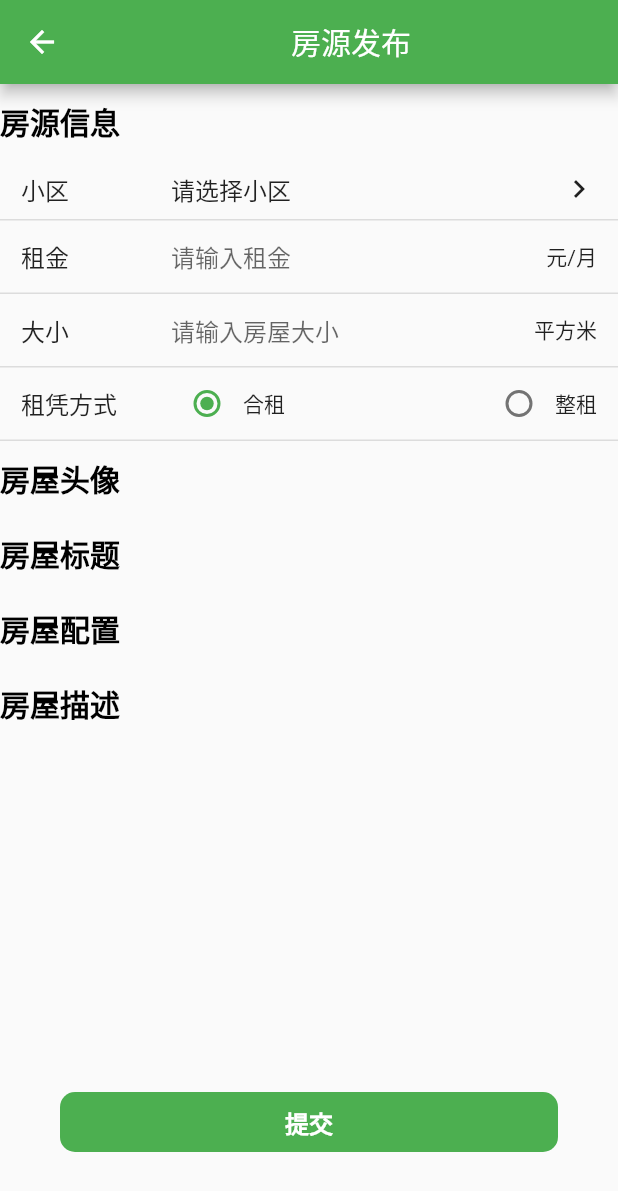
After one commit to yangjinghua01/hook_up_rent1, a Flutter app: the RoomAddPage screen opened directly, on a phone screen of 412 x 824 dp. The commit adds this screen. Shown: the top 1191 px of the screen. Run offline on Flutter 3.47's test engine with Material 2 defaults, Android fonts, the phone set to English and light mode, and no system bars; our stand-ins replace cached_network_image, fluro, flutter_swiper, fluttertoast; network calls fail; statements that could not run were skipped.

Commit message:
发布房源页面更新。完成了最近大小等封装了rommon_radio_from和common——form——item

```diff
--- a/lib/home/tab_profile/function_button_data.dart
+++ b/lib/home/tab_profile/function_button_data.dart
@@ -18,6 +18,6 @@ final List<FunctionButtonItem> list = [
   FunctionButtonItem('static/images/home_profile_wallet.png', '钱包', null),
   FunctionButtonItem('static/images/home_profile_house.png', "房屋管理", (context) {
     bool isLogin = true; // 假设先设置未登录
-    if (isLogin) Navigator.of(context).pushNamed('room_manage');
+    if (isLogin) Navigator.of(context).pushNamed('/roomManager');
   })
 ];
--- a/lib/home/tab_profile/index.dart
+++ b/lib/home/tab_profile/index.dart
@@ -13,7 +13,7 @@ class TabProfile extends StatelessWidget {
   Widget build(BuildContext context) {
     return Scaffold(
       appBar: AppBar(
-        title: Text("wode"),
+        title: Text("我的"),
         actions: [
           IconButton(
               onPressed: () {
--- /dev/null
+++ b/lib/room_add/index.dart
@@ -0,0 +1,90 @@
+import 'package:flutter/cupertino.dart';
+import 'package:flutter/material.dart';
+import 'package:hook_up_rent/widget/common_floating_button.dart';
+import 'package:hook_up_rent/widget/common_form_item.dart';
+import 'package:hook_up_rent/widget/common_radio_form_item.dart';
+import 'package:hook_up_rent/widget/commont_title.dart';
+
+class RoomAddPage extends StatefulWidget {
+  const RoomAddPage({Key? key}) : super(key: key);
+
+  @override
+  _RoomAddPageState createState() => _RoomAddPageState();
+}
+
+class _RoomAddPageState extends State<RoomAddPage> {
+  int rentType = 0; // 租凭方式
+  int decorationType = 0; // 装修
+
+  int roomType = 0; // 户型
+  int floor = 0; // 楼层
+  int oriented = 0; // 朝向
+
+  var titleController = TextEditingController(); // 描述
+  var descController = TextEditingController(); // 描述
+  @override
+  Widget build(BuildContext context) {
+    return Scaffold(
+      appBar: AppBar(
+        title: Center(
+          child: Text("房源发布"),
+        ),
+      ),
+      body: ListView(
+        children: [
+          CommonTitle(title: "房源信息"),
+          CommonFormItem(
+            label: '小区',
+            contentBuilder: (context) {
+              return GestureDetector(
+                behavior: HitTestBehavior.translucent,
+                onTap: () {
+                  Navigator.pushNamed(context, 'search');
+                },
+                child: SizedBox(
+                  height: 40,
+                  child: Row(
+                      mainAxisAlignment: MainAxisAlignment.spaceBetween,
+                      children: const [
+                        Text(
+                          '请选择小区',
+                          style: TextStyle(fontSize: 16),
+                        ),
+                        Icon(Icons.keyboard_arrow_right)
+                      ]),
+                ),
+              );
+            },
+          ),
+          CommonFormItem(
+            label: '租金',
+            suffixText: '元/月',
+            hintText: '请输入租金',
+            controller: TextEditingController(),
+          ),
+          CommonFormItem(
+            label: '大小',
+            suffixText: '平方米',
+            hintText: '请输入房屋大小',
+            controller: TextEditingController(),
+          ),
+          CommonRadioFormItem(
+            label: '租凭方式',
+            options: const ['合租', '整租'],
+            value: rentType,
+            onChange: (index) {
+              setState(() => rentType = index!);
+            },
+          ),
+
+          CommonTitle(title: "房屋头像"),
+          CommonTitle(title: "房屋标题"),
+          CommonTitle(title: "房屋配置"),
+          CommonTitle(title: "房屋描述")
+        ],
+      ),
+      floatingActionButtonLocation: FloatingActionButtonLocation.centerFloat,
+      floatingActionButton: CommonFloatingActionButton("提交", () {}),
+    );
+  }
+}
--- /dev/null
+++ b/lib/room_manage/index.dart
@@ -0,0 +1,52 @@
+import 'package:flutter/cupertino.dart';
+import 'package:flutter/material.dart';
+import 'package:hook_up_rent/home/tab_seach/datalist.dart';
+import 'package:hook_up_rent/widget/common_floating_button.dart';
+import 'package:hook_up_rent/widget/room_list_item_widget.dart';
+
+class RoomManagerPage extends StatefulWidget {
+  const RoomManagerPage({Key? key}) : super(key: key);
+
+  @override
+  _RoomManagerPageState createState() => _RoomManagerPageState();
+}
+
+class _RoomManagerPageState extends State<RoomManagerPage> {
+  @override
+  Widget build(BuildContext context) {
+    return DefaultTabController(
+      length: 2,
+      initialIndex: 0,
+      child: Scaffold(
+        floatingActionButtonLocation: FloatingActionButtonLocation.centerFloat,
+        floatingActionButton: CommonFloatingActionButton(
+          '发布房源',
+              () => Navigator.pushNamed(context, 'room_add'),
+        ),
+        appBar: AppBar(
+          title: const Center(
+            child: Text("房屋管理"),
+          ),
+          bottom: const TabBar(
+            tabs: [
+              Tab(
+                text: "空置",
+              ),
+              Tab(
+                text: "已租",
+              )
+            ],
+          ),
+        ),
+        body: TabBarView(
+          children: [
+            ListView(
+                children: dataList.map((e) => RoomListItem(data: e)).toList()),
+            ListView(
+                children: dataList.map((e) => RoomListItem(data: e)).toList()),
+          ],
+        ),
+      ),
+    );
+  }
+}
--- a/lib/routes.dart
+++ b/lib/routes.dart
@@ -3,7 +3,10 @@ import 'package:flutter/material.dart';
 import 'package:hook_up_rent/home/index.dart';
 import 'package:hook_up_rent/login.dart';
 import 'package:hook_up_rent/register.dart';
+import 'package:hook_up_rent/room_add/index.dart';
 import 'package:hook_up_rent/room_detail/index.dart';
+import 'package:hook_up_rent/room_manage/index.dart';
+import 'package:hook_up_rent/setting.dart';
 
 import 'not_found.dart';
 
@@ -13,7 +16,9 @@ class Routes {
   static String login = '/login';
   static String roomDetal = '/room/:roomId';
   static String register = '/register';
-
+  static String setting = '/setting';
+  static String roomManager = '/roomManager';
+  static String roomAdd ='room_add';
 //2.定义路由处理函数
   static Handler _homeHandler =
       Handler(handlerFunc: (BuildContext context, Map<String, dynamic> params) {
@@ -35,13 +40,27 @@ class Routes {
   Handler(handlerFunc: (BuildContext context, Map<String, dynamic> params) {
     return RegisterPage();
   });
-
+  static Handler _settingHandler =
+  Handler(handlerFunc: (BuildContext context, Map<String, dynamic> params) {
+    return Setting();
+  });
+  static Handler _roomManagerHandler =
+  Handler(handlerFunc: (BuildContext context, Map<String, dynamic> params) {
+    return RoomManagerPage();
+  });
+  static Handler _roomAddHandler =
+  Handler(handlerFunc: (BuildContext context, Map<String, dynamic> params) {
+    return RoomAddPage();
+  });
 //3。编写configureRouter 关联路由名称和处理函数
   static void configureRoutes(FluroRouter router) {
     router.define(home, handler: _homeHandler);
     router.define(login, handler: _loginHandler);
+    router.define(setting, handler: _settingHandler);
     router.define(roomDetal, handler: _roomDetailHandler);
     router.define(register, handler: _registerHandler);
+    router.define(register, handler: _registerHandler);
+    router.define(roomAdd, handler: _roomAddHandler);
     router.notFoundHandler=_notFoundHandler;
   }
 }
--- /dev/null
+++ b/lib/setting.dart
@@ -0,0 +1,25 @@
+import 'package:flutter/cupertino.dart';
+import 'package:flutter/material.dart';
+import 'package:hook_up_rent/utils/common_toast.dart';
+
+class Setting extends StatelessWidget {
+  const Setting({Key? key}) : super(key: key);
+
+  @override
+  Widget build(BuildContext context) {
+    return Scaffold(
+      appBar: AppBar(
+        title: Center(child: Text("设置")),
+      ),
+      body: ListView(
+        children: [
+          RaisedButton(onPressed: (){
+            CommonToast.showToast("已经推出登陆");
+          },
+            child: Text('退出登陆',style: TextStyle(color: Colors.red),),
+          )
+        ],
+      ),
+    );
+  }
+}
--- /dev/null
+++ b/lib/utils/common_toast.dart
@@ -0,0 +1,10 @@
+import 'package:fluttertoast/fluttertoast.dart';
+
+class CommonToast {
+  static showToast(String msg) {
+    Fluttertoast.showToast(
+      msg: msg,
+      gravity: ToastGravity.CENTER,
+    );
+  }
+}
--- /dev/null
+++ b/lib/widget/common_floating_button.dart
@@ -0,0 +1,36 @@
+import 'package:flutter/material.dart';
+
+class CommonFloatingActionButton extends StatelessWidget {
+  final String title;
+  final Function onTap;
+
+  const CommonFloatingActionButton(this.title, this.onTap, {Key? key})
+      : super(key: key);
+
+  // const CommonFloatingActionButton(this.title, this.onTap, {super.key});
+
+  @override
+  Widget build(BuildContext context) {
+    return GestureDetector(
+      onTap: () => onTap(),
+      child: Container(
+        height: 40,
+        margin: const EdgeInsets.all(40),
+        decoration: BoxDecoration(
+          color: Colors.green,
+          borderRadius: BorderRadius.circular(10),
+        ),
+        child: Center(
+          child: Text(
+            title,
+            style: const TextStyle(
+              color: Colors.white,
+              fontSize: 16,
+              fontWeight: FontWeight.w600,
+            ),
+          ),
+        ),
+      ),
+    );
+  }
+}
--- /dev/null
+++ b/lib/widget/common_form_item.dart
@@ -0,0 +1,64 @@
+import 'package:flutter/material.dart';
+
+class CommonFormItem extends StatelessWidget {
+  final String? label;
+  final Widget Function(BuildContext context)? contentBuilder;
+  final Widget? suffix;
+  final String? suffixText;
+  final String? hintText;
+  final ValueChanged? onChanged;
+  final TextEditingController? controller;
+
+  const CommonFormItem({
+    Key? key,
+    this.label,
+    this.contentBuilder,
+    this.suffix,
+    this.suffixText,
+    this.hintText,
+    this.onChanged,
+    this.controller,
+  }) : super(key: key);
+
+  @override
+  Widget build(BuildContext context) {
+    return Container(
+      padding: const EdgeInsets.only(left: 14, right: 14),
+      decoration: BoxDecoration(
+        border: Border(
+          bottom: BorderSide(
+            width: 1,
+            color: Theme.of(context).dividerColor,
+          ),
+        ),
+      ),
+      child: Row(
+        children: [
+          SizedBox(
+            width: 100,
+            child: Text(
+              label ?? '',
+              style: const TextStyle(
+                fontSize: 16,
+                color: Colors.black87,
+              ),
+            ),
+          ),
+          Expanded(
+            child: contentBuilder != null
+                ? contentBuilder!(context)
+                : TextField(
+              controller: controller,
+              decoration: InputDecoration(
+                hintText: hintText ?? '',
+                border: InputBorder.none,
+              ),
+            ),
+          ),
+          if (suffix != null) suffix!,
+          if (suffix == null && suffixText != null) Text(suffixText!),
+        ],
+      ),
+    );
+  }
+}
--- /dev/null
+++ b/lib/widget/common_radio_form_item.dart
@@ -0,0 +1,44 @@
+import 'package:flutter/material.dart';
+import 'common_form_item.dart';
+
+class CommonRadioFormItem extends StatelessWidget {
+  final String? label;
+  final List<String>? options;
+  final int? value;
+  final ValueChanged<int?>? onChange;
+
+  const CommonRadioFormItem({
+    Key? key,
+    this.label,
+    this.options,
+    this.value,
+    this.onChange,
+  }) : super(key: key);
+
+  @override
+  Widget build(BuildContext context) {
+    return CommonFormItem(
+      label: label,
+      contentBuilder: (context) {
+        return Container(
+          child: Row(
+            mainAxisAlignment: MainAxisAlignment.spaceBetween,
+            children: List.generate(
+              options!.length,
+              (index) => Row(
+                children: [
+                  Radio(
+                    value: index,
+                    groupValue: value,
+                    onChanged: onChange,
+                  ),
+                  Text(options![index]),
+                ],
+              ),
+            ),
+          ),
+        );
+      },
+    );
+  }
+}
--- /dev/null
+++ b/lib/widget/commont_title.dart
@@ -0,0 +1,16 @@
+import 'package:flutter/cupertino.dart';
+import 'package:flutter/material.dart';
+
+class CommonTitle extends StatelessWidget {
+  final String title;
+  const CommonTitle({Key? key, required this.title}) : super(key: key);
+
+  @override
+  Widget build(BuildContext context) {
+    return Container(
+      height: 50,
+      alignment: Alignment.centerLeft,
+      child: Text(title,style: TextStyle(color: Colors.black,fontWeight: FontWeight.w600,fontSize: 20),),
+    );
+  }
+}
--- a/pubspec.yaml
+++ b/pubspec.yaml
@@ -32,7 +32,7 @@ dependencies:
   fluro: "^1.5.1"
   flutter_swiper: "^1.1.6"
   cached_network_image: "^3.2.0"
-
+  fluttertoast: "^7.0.2"
 
   # The following adds the Cupertino Icons font to your application.
   # Use with the CupertinoIcons class for iOS style icons.
@@ -48,6 +48,7 @@ dev_dependencies:
   # package. See that file for information about deactivating specific lint
   # rules and activating additional ones.
   flutter_lints: ^1.0.0
+
 
 # For information on the generic Dart part of this file, see the
 # following page: https://dart.dev/tools/pub/pubspec
```
Also changed, not shown: pubspec.lock.
